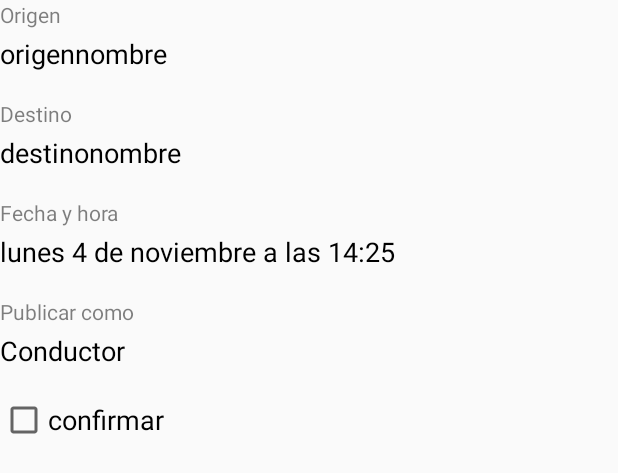
After one commit to EiderDiaz/CarpoolUniversitario, an Android app: the layout dialog_customview.xml on its own in the app's theme, with its tools: preview values and no code run, on a phone screen of 412 x 824 dp. The commit adds this screen. Shown: the top 473 px of the screen. Run offline under Robolectric (Android 15) with nearby library versions, the phone set to English and light mode, and no system bars.

Commit message:
[UPDATE] mejorado el dialogo de confirmacion de viaje
[falta]
-registrarlos en firebase
-webservice para registrar todo
-talvez poner todo en wizards

```diff
--- a/app/src/main/java/com/carpooluniversitario/carpooluniversitario/MainActivity.java
+++ b/app/src/main/java/com/carpooluniversitario/carpooluniversitario/MainActivity.java
@@ -1,17 +1,24 @@
 package com.carpooluniversitario.carpooluniversitario;
 
 import android.content.Intent;
+import android.support.annotation.NonNull;
 import android.support.design.widget.FloatingActionButton;
 import android.support.design.widget.Snackbar;
+import android.support.v4.content.ContextCompat;
 import android.support.v7.app.AppCompatActivity;
 import android.os.Bundle;
 import android.util.Log;
 import android.view.View;
 import android.widget.Button;
+import android.widget.CheckBox;
+import android.widget.CompoundButton;
 import android.widget.LinearLayout;
 import android.widget.Toast;
 
+import com.afollestad.materialdialogs.DialogAction;
 import com.afollestad.materialdialogs.MaterialDialog;
+import com.afollestad.materialdialogs.internal.MDTintHelper;
+import com.afollestad.materialdialogs.internal.ThemeSingleton;
 import com.carpooluniversitario.carpooluniversitario.Utils.SessionManagement;
 import com.facebook.AccessToken;
 import com.wdullaer.materialdatetimepicker.date.DatePickerDialog;
@@ -34,6 +41,7 @@ String[] infoViaje= new String[5];
 
     private DatePickerDialog dpd;
     private TimePickerDialog tpd;
+    private View positiveAction;
 
 
     @Override
@@ -107,7 +115,8 @@ String[] infoViaje= new String[5];
                     infoViaje[4]="conductor";
                     break;
                 case R.id.fab:
-                    showList();
+                 //   showList();
+                    showCustomView();
                     break;
 
             }
@@ -206,6 +215,7 @@ String[] infoViaje= new String[5];
         snackbar.show();
     }
 
+
     @Override
     public void onTimeSet(TimePickerDialog view, int hourOfDay, int minute, int second) {
         String hourString = hourOfDay < 10 ? "0"+hourOfDay : ""+hourOfDay;
@@ -234,4 +244,48 @@ String[] infoViaje= new String[5];
                 .negativeText("No, dejame cambiarlos")
                 .show();
     }
+
+
+    @SuppressWarnings("ResourceAsColor")
+    public void showCustomView() {
+        MaterialDialog dialog =
+                new MaterialDialog.Builder(this)
+                        .title("¿Estas seguro?")
+                        .titleColor(getResources().getColor(R.color.Alizarin))
+                        .customView(R.layout.dialog_customview, true)
+                        .positiveText("si, estoy seguro")
+                        .negativeText("No")
+                        .onPositive(new MaterialDialog.SingleButtonCallback() {
+                            @Override
+                            public void onClick(@NonNull MaterialDialog dialog, @NonNull DialogAction which) {
+                                Toast.makeText(MainActivity.this, "aqui mando a la otra actividad", Toast.LENGTH_SHORT).show();
+                            }
+                        })
+                        .build();
+
+        positiveAction = dialog.getActionButton(DialogAction.POSITIVE);
+        //noinspection ConstantConditions
+
+
+        // Toggling the show password CheckBox will mask or unmask the password input EditText
+        CheckBox checkbox = dialog.getCustomView().findViewById(R.id.showPassword);
+        checkbox.setOnCheckedChangeListener(new CompoundButton.OnCheckedChangeListener() {
+            @Override
+            public void onCheckedChanged(CompoundButton buttonView, boolean isChecked) {
+                if (isChecked){
+                    positiveAction.setEnabled(true);
+                }
+                else{
+                    positiveAction.setEnabled(false);
+
+                }
+            }
+        });
+
+
+        dialog.show();
+        positiveAction.setEnabled(false); // disabled by default
+    }
+
+
 }
--- /dev/null
+++ b/app/src/main/res/layout/dialog_customview.xml
@@ -0,0 +1,85 @@
+<?xml version="1.0" encoding="utf-8"?>
+<LinearLayout xmlns:android="http://schemas.android.com/apk/res/android"
+    android:layout_width="match_parent"
+    android:layout_height="wrap_content"
+    android:orientation="vertical">
+
+    <TextView
+        android:layout_width="wrap_content"
+        android:layout_height="wrap_content"
+        android:text="Origen"
+        android:textColor="#80000000"
+        android:textSize="@dimen/customTitle" />
+
+    <TextView
+        android:layout_width="wrap_content"
+        android:layout_height="wrap_content"
+        android:layout_marginTop="4dp"
+        android:id="@+id/dialog_origen"
+        android:text="origennombre"
+        android:textColor="#000000"
+        android:textSize="@dimen/customEntry" />
+
+    <TextView
+        android:layout_width="wrap_content"
+        android:layout_height="wrap_content"
+        android:layout_marginTop="18dp"
+        android:text="Destino"
+        android:textColor="#80000000"
+        android:textSize="@dimen/customTitle" />
+
+    <TextView
+        android:layout_width="wrap_content"
+        android:layout_height="wrap_content"
+        android:layout_marginTop="4dp"
+        android:id="@+id/dialog_destino"
+        android:text="destinonombre"
+        android:textColor="#000000"
+        android:textSize="@dimen/customEntry" />
+
+    <TextView
+        android:layout_width="wrap_content"
+        android:layout_height="wrap_content"
+        android:layout_marginTop="18dp"
+        android:text="Fecha y hora"
+        android:textColor="#80000000"
+        android:textSize="@dimen/customTitle" />
+
+    <TextView
+        android:layout_width="wrap_content"
+        android:layout_height="wrap_content"
+        android:layout_marginTop="4dp"
+        android:id="@+id/dialog_fechayhora"
+        android:text="lunes 4 de noviembre a las 14:25"
+        android:textColor="#000000"
+        android:textSize="@dimen/customEntry" />
+
+    <TextView
+        android:layout_width="wrap_content"
+        android:layout_height="wrap_content"
+        android:layout_marginTop="18dp"
+        android:text="Publicar como"
+        android:textColor="#80000000"
+        android:textSize="@dimen/customTitle" />
+
+    <TextView
+        android:layout_width="wrap_content"
+        android:layout_height="wrap_content"
+        android:layout_marginTop="4dp"
+        android:id="@+id/dialog_publicar_como"
+        android:text="Conductor"
+        android:textColor="#000000"
+        android:textSize="@dimen/customEntry" />
+
+
+
+    <CheckBox
+        android:id="@+id/showPassword"
+        android:layout_width="match_parent"
+        android:layout_height="wrap_content"
+        android:layout_marginTop="18dp"
+        android:text="confirmar"
+        android:textColor="#000000"
+        android:textSize="@dimen/customEntry" />
+
+</LinearLayout>
--- a/app/src/main/res/values/dimens.xml
+++ b/app/src/main/res/values/dimens.xml
@@ -1,3 +1,5 @@
 <resources>
     <dimen name="fab_margin">16dp</dimen>
+    <dimen name="customTitle">14sp</dimen>
+    <dimen name="customEntry">18sp</dimen>
 </resources>
```
